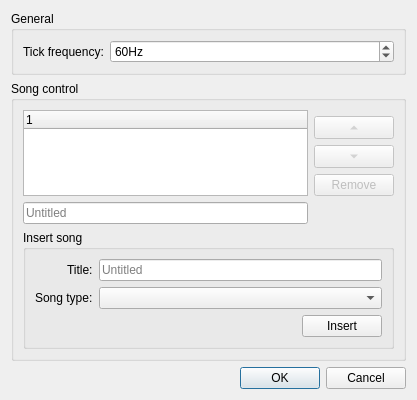
The window that BambooTracker/gui/module_properties_dialog.ui (BambooTracker/BambooTracker) describes before a commit, drawn with Qt 5.
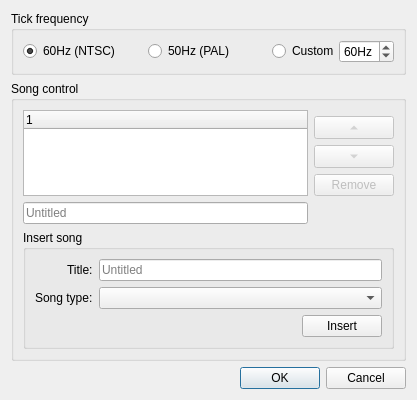
The same window after the commit.

Commit message: Fix tick frequency selection by checkbox

What changed in the file:
```diff
--- a/BambooTracker/gui/module_properties_dialog.ui
+++ b/BambooTracker/gui/module_properties_dialog.ui
@@ -17,18 +17,49 @@
    <item>
     <widget class="QGroupBox" name="generalGroupBox">
      <property name="title">
-      <string>General</string>
+      <string>Tick frequency</string>
      </property>
-     <layout class="QFormLayout" name="formLayout">
-      <item row="0" column="0">
-       <widget class="QLabel" name="tickFreqLabel">
+     <layout class="QHBoxLayout" name="horizontalLayout_2">
+      <item>
+       <widget class="QRadioButton" name="ntscRadioButton">
         <property name="text">
-         <string>Tick frequency:</string>
+         <string>60Hz (NTSC)</string>
         </property>
+        <property name="checked">
+         <bool>true</bool>
+        </property>
+        <attribute name="buttonGroup">
+         <string notr="true">tickFreqButtonGroup</string>
+        </attribute>
        </widget>
       </item>
-      <item row="0" column="1">
-       <widget class="QSpinBox" name="tickFreqSpinBox">
+      <item>
+       <widget class="QRadioButton" name="palRadioButton">
+        <property name="text">
+         <string>50Hz (PAL)</string>
+        </property>
+        <attribute name="buttonGroup">
+         <string notr="true">tickFreqButtonGroup</string>
+        </attribute>
+       </widget>
+      </item>
+      <item>
+       <layout class="QHBoxLayout" name="horizontalLayout_3">
+        <property name="spacing">
+         <number>0</number>
+        </property>
+        <item>
+         <widget class="QRadioButton" name="customTickFreqRadioButton">
+          <property name="text">
+           <string>Custom</string>
+          </property>
+          <attribute name="buttonGroup">
+           <string notr="true">tickFreqButtonGroup</string>
+          </attribute>
+         </widget>
+        </item>
+        <item>
+         <widget class="QSpinBox" name="customTickFreqSpinBox">
         <property name="suffix">
          <string notr="true">Hz</string>
         </property>
@@ -41,6 +72,8 @@
        </widget>
       </item>
      </layout>
+      </item>
+     </layout>
     </widget>
    </item>
    <item>
```
Left out of the diff: 5 changed lines with no effect on the pictures. Lines whose indentation alone changed are shown as unchanged. The commit also changes 1 other file.
